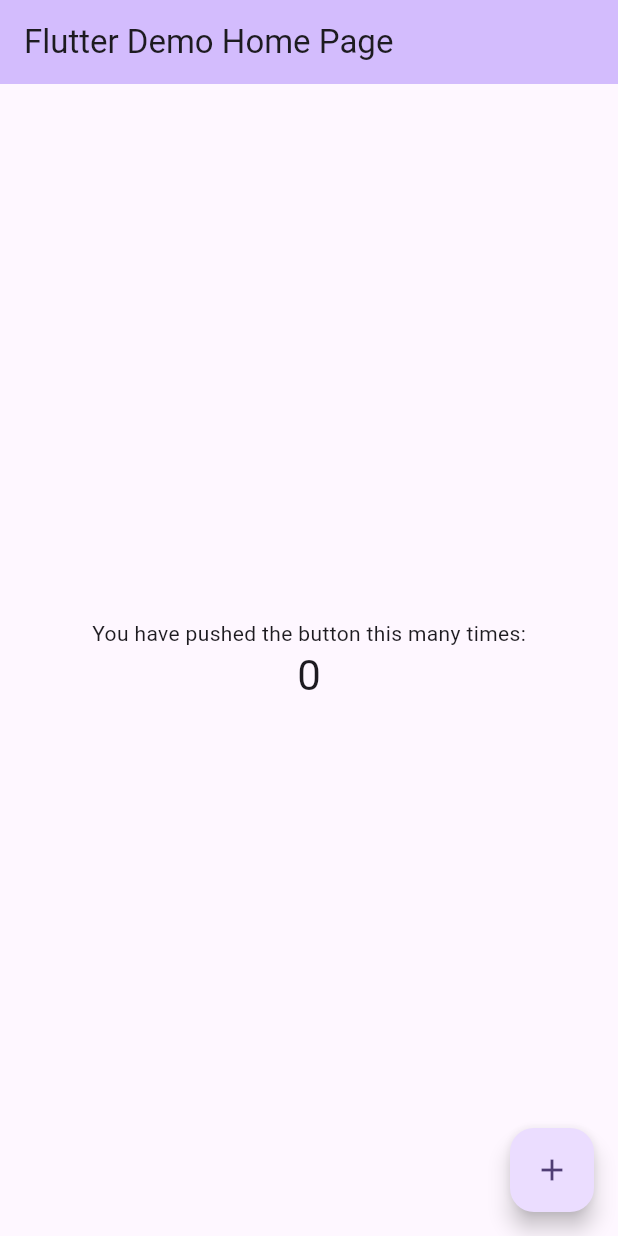
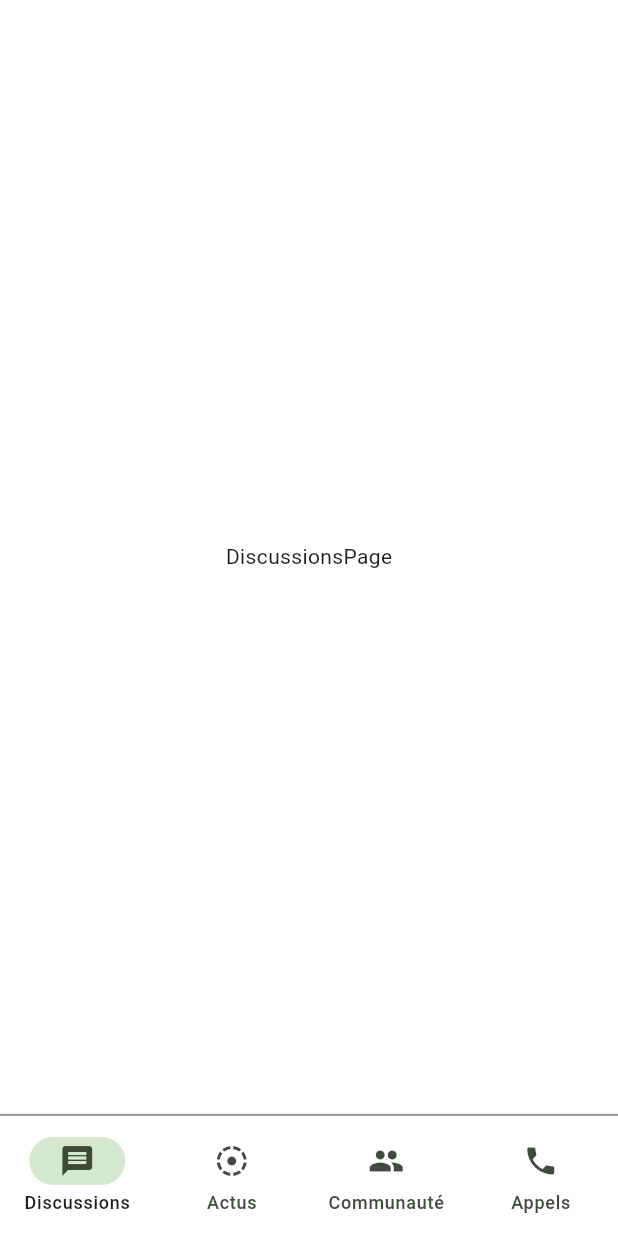
Before and after one commit to LINDEX171/appli02, a Flutter app: the screen it shows after launch, on a phone screen of 412 x 824 dp. Run offline on Flutter 3.47's test engine with Material 3 defaults, Android fonts, the phone set to English and light mode, and no system bars.

Commit message:
bottom navigation bar done

```diff
--- a/lib/main.dart
+++ b/lib/main.dart
@@ -1,5 +1,8 @@
 import 'package:flutter/material.dart';
-
+import 'package:whatsapp_clone/pages/actus.dart';
+import 'package:whatsapp_clone/pages/appels.dart';
+import 'package:whatsapp_clone/pages/communaute.dart';
+import 'package:whatsapp_clone/pages/discussions.dart';
 void main() {
   runApp(const MyApp());
 }
@@ -12,114 +15,56 @@
   Widget build(BuildContext context) {
     return MaterialApp(
       title: 'Flutter Demo',
-      theme: ThemeData(
-        // This is the theme of your application.
-        //
-        // TRY THIS: Try running your application with "flutter run". You'll see
-        // the application has a purple toolbar. Then, without quitting the app,
-        // try changing the seedColor in the colorScheme below to Colors.green
-        // and then invoke "hot reload" (save your changes or press the "hot
-        // reload" button in a Flutter-supported IDE, or press "r" if you used
-        // the command line to start the app).
-        //
-        // Notice that the counter didn't reset back to zero; the application
-        // state is not lost during the reload. To reset the state, use hot
-        // restart instead.
-        //
-        // This works for code too, not just values: Most code changes can be
-        // tested with just a hot reload.
-        colorScheme: ColorScheme.fromSeed(seedColor: Colors.deepPurple),
-        useMaterial3: true,
-      ),
-      home: const MyHomePage(title: 'Flutter Demo Home Page'),
+      theme: ThemeData(colorSchemeSeed: Colors.green,
+      scaffoldBackgroundColor: Colors.white),
+      home:  HomePage(),
     );
   }
 }
 
-class MyHomePage extends StatefulWidget {
-  const MyHomePage({super.key, required this.title});
+class HomePage extends StatefulWidget {
+  HomePage({super.key});
 
-  // This widget is the home page of your application. It is stateful, meaning
-  // that it has a State object (defined below) that contains fields that affect
-  // how it looks.
-
-  // This class is the configuration for the state. It holds the values (in this
-  // case the title) provided by the parent (in this case the App widget) and
-  // used by the build method of the State. Fields in a Widget subclass are
-  // always marked "final".
-
-  final String title;
-
-  @override
-  State<MyHomePage> createState() => _MyHomePageState();
+@override
+  State<HomePage> createState() => _HomePageState();
 }
 
-class _MyHomePageState extends State<MyHomePage> {
-  int _counter = 0;
+class _HomePageState extends State<HomePage> {
 
-  void _incrementCounter() {
-    setState(() {
-      // This call to setState tells the Flutter framework that something has
-      // changed in this State, which causes it to rerun the build method below
-      // so that the display can reflect the updated values. If we changed
-      // _counter without calling setState(), then the build method would not be
-      // called again, and so nothing would appear to happen.
-      _counter++;
-    });
-  }
-
+  final pages = [
+    DiscussionsPage(),
+    ActuPage(),
+    CommunautePage(),
+    AppelPage(),
+  ];
+   int  pagesindex = 0;
   @override
   Widget build(BuildContext context) {
-    // This method is rerun every time setState is called, for instance as done
-    // by the _incrementCounter method above.
-    //
-    // The Flutter framework has been optimized to make rerunning build methods
-    // fast, so that you can just rebuild anything that needs updating rather
-    // than having to individually change instances of widgets.
     return Scaffold(
-      appBar: AppBar(
-        // TRY THIS: Try changing the color here to a specific color (to
-        // Colors.amber, perhaps?) and trigger a hot reload to see the AppBar
-        // change color while the other colors stay the same.
-        backgroundColor: Theme.of(context).colorScheme.inversePrimary,
-        // Here we take the value from the MyHomePage object that was created by
-        // the App.build method, and use it to set our appbar title.
-        title: Text(widget.title),
-      ),
-      body: Center(
-        // Center is a layout widget. It takes a single child and positions it
-        // in the middle of the parent.
-        child: Column(
-          // Column is also a layout widget. It takes a list of children and
-          // arranges them vertically. By default, it sizes itself to fit its
-          // children horizontally, and tries to be as tall as its parent.
-          //
-          // Column has various properties to control how it sizes itself and
-          // how it positions its children. Here we use mainAxisAlignment to
-          // center the children vertically; the main axis here is the vertical
-          // axis because Columns are vertical (the cross axis would be
-          // horizontal).
-          //
-          // TRY THIS: Invoke "debug painting" (choose the "Toggle Debug Paint"
-          // action in the IDE, or press "p" in the console), to see the
-          // wireframe for each widget.
-          mainAxisAlignment: MainAxisAlignment.center,
-          children: <Widget>[
-            const Text(
-              'You have pushed the button this many times:',
-            ),
-            Text(
-              '$_counter',
-              style: Theme.of(context).textTheme.headlineMedium,
-            ),
+      backgroundColor: Colors.white,
+      body:pages[pagesindex],
+      bottomNavigationBar: Container(
+        decoration: BoxDecoration(border: Border(top: BorderSide(color: Colors.grey,width: 1.5))),
+        child: NavigationBar(
+          selectedIndex: pagesindex,
+          onDestinationSelected: (int index) {
+            setState(() {
+              pagesindex = index;
+            });
+          },
+          backgroundColor: Colors.white,
+          destinations: [
+            NavigationDestination(
+                icon: Icon(Icons.message), label: "Discussions",),
+            NavigationDestination(
+              icon: Icon(Icons.filter_tilt_shift), label: "Actus",),
+            NavigationDestination(
+              icon: Icon(Icons.group), label: "Communauté",),
+            NavigationDestination(
+              icon: Icon(Icons.phone), label: "Appels",)
           ],
         ),
       ),
-      floatingActionButton: FloatingActionButton(
-        onPressed: _incrementCounter,
-        tooltip: 'Increment',
-        child: const Icon(Icons.add),
-      ), // This trailing comma makes auto-formatting nicer for build methods.
     );
   }
 }
--- /dev/null
+++ b/lib/pages/actus.dart
@@ -0,0 +1,12 @@
+import 'package:flutter/material.dart';
+
+class ActuPage extends StatelessWidget {
+  const ActuPage({super.key});
+
+  @override
+  Widget build(BuildContext context) {
+    return Center(
+      child: Text("actus"),
+    );
+  }
+}
--- /dev/null
+++ b/lib/pages/appels.dart
@@ -0,0 +1,12 @@
+import 'package:flutter/material.dart';
+
+class AppelPage extends StatelessWidget {
+  const AppelPage({super.key});
+
+  @override
+  Widget build(BuildContext context) {
+    return Center(
+      child: Text("AppelPage"),
+    );
+  }
+}
--- /dev/null
+++ b/lib/pages/communaute.dart
@@ -0,0 +1,12 @@
+import 'package:flutter/material.dart';
+
+class CommunautePage extends StatelessWidget {
+  const CommunautePage({super.key});
+
+  @override
+  Widget build(BuildContext context) {
+    return Center(
+      child: Text("CommunautePage"),
+    );
+  }
+}
--- /dev/null
+++ b/lib/pages/discussions.dart
@@ -0,0 +1,12 @@
+import 'package:flutter/material.dart';
+
+class DiscussionsPage extends StatelessWidget {
+  const DiscussionsPage({super.key});
+
+  @override
+  Widget build(BuildContext context) {
+    return Center(
+      child: Text("DiscussionsPage"),
+    );
+  }
+}
```
